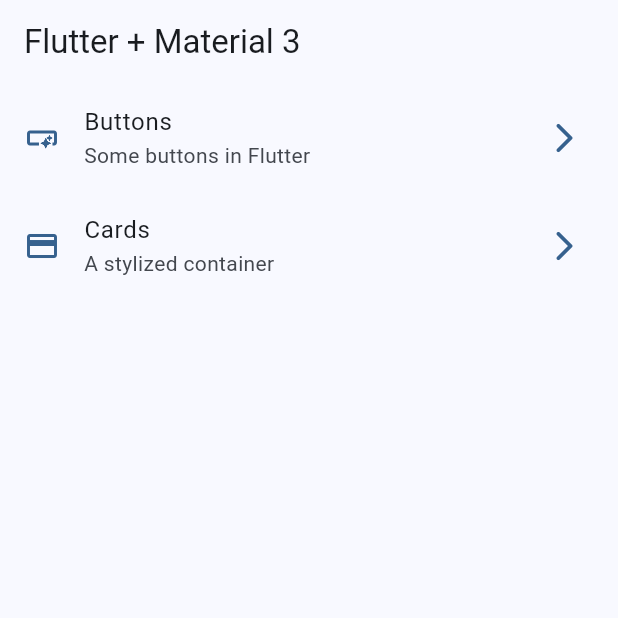
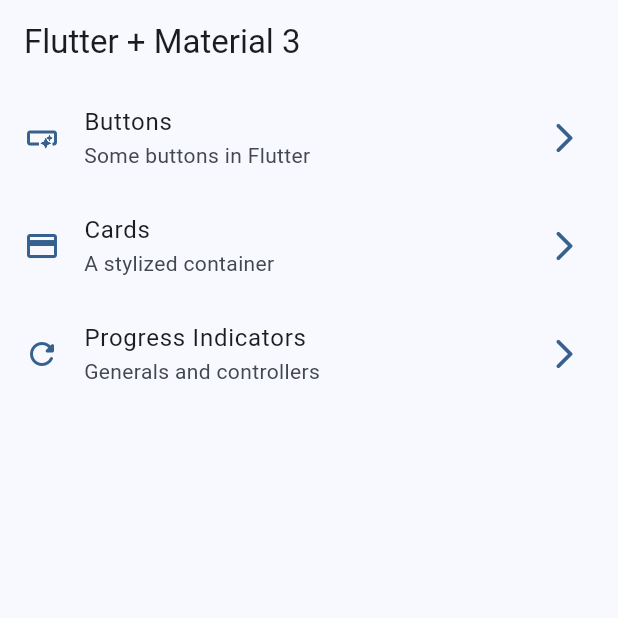
Before and after one commit to stivenramireza/flutter-learning, a Flutter app: the screen it shows after launch, on a phone screen of 412 x 824 dp, the top half of it. Run offline on Flutter 3.47's test engine with Material 3 defaults, Android fonts, the phone set to English and light mode, and no system bars; our stand-ins replace go_router.

Commit message:
[ADD] Progress indicators

```diff
--- a/widgets_app/lib/config/menu/menu_items.dart
+++ b/widgets_app/lib/config/menu/menu_items.dart
@@ -6,11 +6,12 @@ class MenuItem {
   final String link;
   final IconData icon;
 
-  const MenuItem(
-      {required this.title,
-      required this.subTitle,
-      required this.link,
-      required this.icon});
+  const MenuItem({
+    required this.title,
+    required this.subTitle,
+    required this.link,
+    required this.icon
+  });
 }
 
 const appMenuItems = <MenuItem>[
@@ -25,5 +26,11 @@ const appMenuItems = <MenuItem>[
       subTitle: 'A stylized container',
       link: '/cards',
       icon: Icons.credit_card
+  ),
+  MenuItem(
+      title: 'Progress Indicators',
+      subTitle: 'Generals and controllers',
+      link: '/progress',
+      icon: Icons.refresh_rounded
   )
 ];
--- a/widgets_app/lib/config/router/app_router.dart
+++ b/widgets_app/lib/config/router/app_router.dart
@@ -19,6 +19,11 @@ final appRouter = GoRouter(
       name: CardsScreen.name,
       path: '/cards',
       builder: (context, state) => const CardsScreen(),
+    ),
+    GoRoute(
+      name: ProgressScreen.name,
+      path: '/progress',
+      builder: (context, state) => const ProgressScreen(),
     )
   ]
 );
```
Also changed, not shown: widgets_app/lib/presentation/screens/progress/progress_screen.dart (+59 -1 lines).
